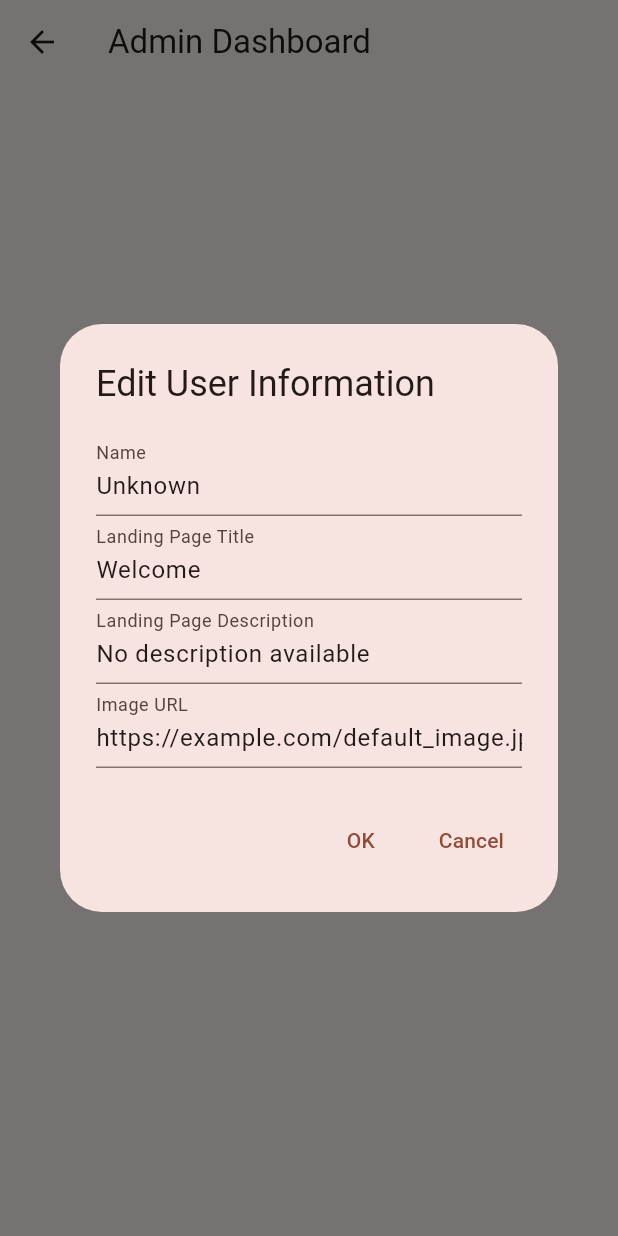
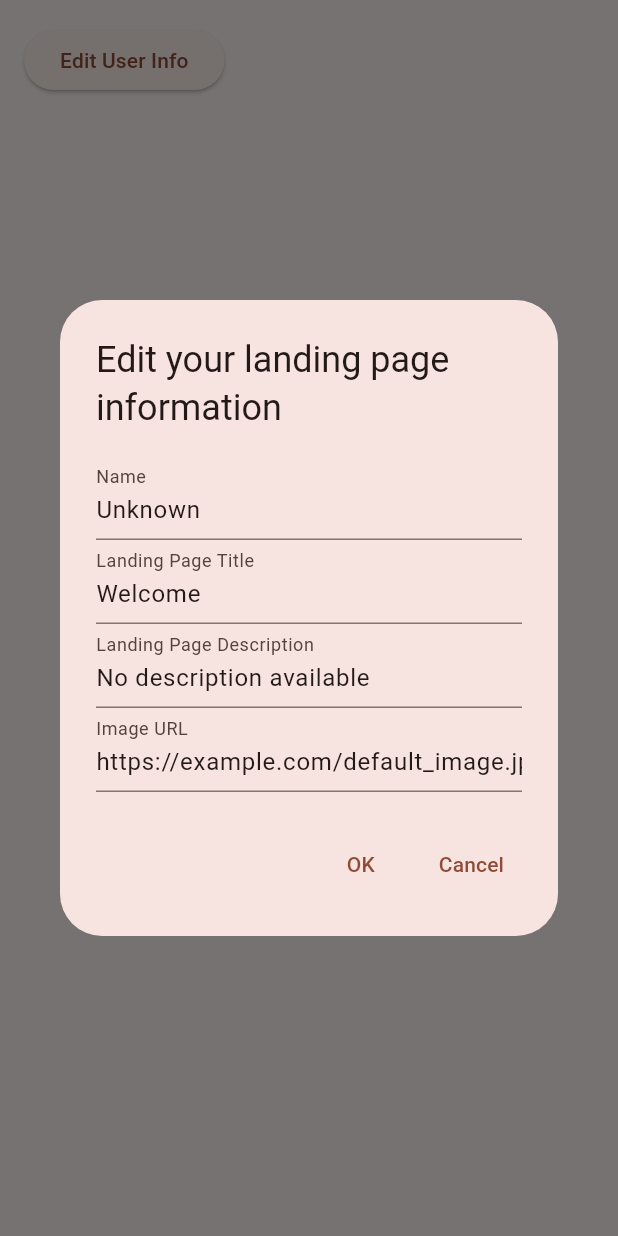
Before and after one commit to AvantSwift-Solutions/eportfolio-website, a Flutter app: the LandingPageAdmin widget shown alone on an empty page, opened directly, after a tap on "Edit User Info", on a phone screen of 412 x 824 dp. Run offline on Flutter 3.47's test engine with Material 2 defaults, Android fonts, the phone set to English and light mode, and no system bars; our stand-ins replace cloud_firestore, firebase_auth, firebase_core; accounts and stored records are empty.

Commit message:
update functional

```diff
--- a/lib/admin_pages/landing_page_admin.dart
+++ b/lib/admin_pages/landing_page_admin.dart
@@ -9,15 +9,19 @@ class LandingPageAdmin extends StatelessWidget {
 
   @override
   Widget build(BuildContext context) {
-    return Scaffold(
-      appBar: AppBar(title: const Text('Admin Dashboard')),
-      body: Center(
+    return SingleChildScrollView(
+      child: Column(
+        children: [
+          Padding(
+            padding: const EdgeInsets.all(16.0),
             child: ElevatedButton(
               onPressed: () {
                 _showEditDialog(context);
               },
               child: const Text('Edit User Info'),
             ),
+          ),
+        ],
       ),
     );
   }
@@ -29,35 +33,36 @@ class LandingPageAdmin extends StatelessWidget {
       context: context,
       builder: (BuildContext dialogContext) {
         return AlertDialog(
-          title: Text('Edit User Information'),
+          title: const Text('Edit your landing page information'),
           content: SingleChildScrollView(
             child: Column(
               children: [
                 TextField(
                   controller: TextEditingController(text: landingPageData.name),
                   onChanged: (value) => landingPageData.name = value,
-                  decoration: InputDecoration(labelText: 'Name'),
+                  decoration: const InputDecoration(labelText: 'Name'),
                 ),
                 TextField(
                   controller: TextEditingController(
                       text: landingPageData.landingPageTitle),
                   onChanged: (value) =>
                       landingPageData.landingPageTitle = value,
-                  decoration: InputDecoration(labelText: 'Landing Page Title'),
+                  decoration:
+                      const InputDecoration(labelText: 'Landing Page Title'),
                 ),
                 TextField(
                   controller: TextEditingController(
                       text: landingPageData.landingPageDescription),
                   onChanged: (value) =>
                       landingPageData.landingPageDescription = value,
-                  decoration:
-                      InputDecoration(labelText: 'Landing Page Description'),
+                  decoration: const InputDecoration(
+                      labelText: 'Landing Page Description'),
                 ),
                 TextField(
                   controller:
                       TextEditingController(text: landingPageData.imageURL),
                   onChanged: (value) => landingPageData.imageURL = value,
-                  decoration: InputDecoration(labelText: 'Image URL'),
+                  decoration: const InputDecoration(labelText: 'Image URL'),
                 ),
               ],
             ),
@@ -70,19 +75,19 @@ class LandingPageAdmin extends StatelessWidget {
                 if (isSuccess) {
                   Navigator.of(dialogContext).pop();
                   ScaffoldMessenger.of(context).showSnackBar(
-                      SnackBar(content: Text('User info updated')));
+                      const SnackBar(content: Text('User info updated')));
                 } else {
-                  ScaffoldMessenger.of(context).showSnackBar(
-                      SnackBar(content: Text('Failed to update user info')));
+                  ScaffoldMessenger.of(context).showSnackBar(const SnackBar(
+                      content: Text('Failed to update user info')));
                 }
               },
-              child: Text('OK'),
+              child: const Text('OK'),
             ),
             TextButton(
               onPressed: () {
                 Navigator.of(dialogContext).pop();
               },
-              child: Text('Cancel'),
+              child: const Text('Cancel'),
             ),
           ],
         );
--- a/lib/controller/admin_controllers/landing_page_admin_controller.dart
+++ b/lib/controller/admin_controllers/landing_page_admin_controller.dart
@@ -41,8 +41,8 @@ class LandingPageAdminController {
         user.landingPageDescription = landingPageData.landingPageDescription;
         user.imageURL = landingPageData.imageURL;
 
-        await user.update();
-        return true; // Return true if update is successful
+        bool updateSuccess = await user.update();
+        return updateSuccess; // Return true if update is successful
       } else {
         return false;
       }
```
Also changed, not shown: lib/admin_pages/default.dart (+7 -1 lines), lib/models/User.dart (+6 -9 lines). Lines whose indentation alone changed are shown as unchanged.
